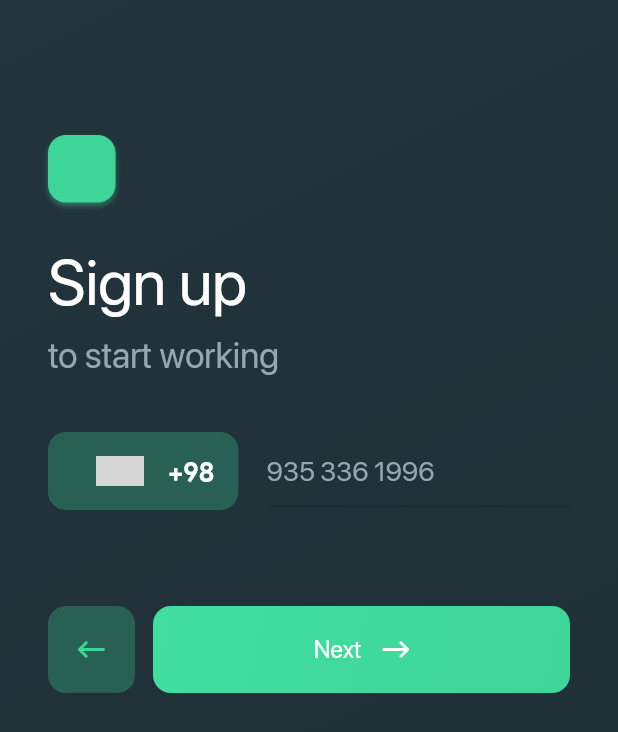
After one commit to MarsXan/Marvie, a Flutter app: the SignUpInfo2Screen screen opened directly, on a phone screen of 412 x 824 dp. The commit adds this screen. Shown: the top 732 px of the screen. Run offline on Flutter 3.47's test engine with Material 2 defaults, Android fonts, the light colour scheme and no system bars; drawn by our look-alikes of country_code_picker; our stand-ins replace dotted_border, flutter_svg, get, smooth_page_indicator; grey boxes are pictures that could not be loaded.

Commit message:
signup step 2

```diff
--- a/lib/core/theme/text_styles.dart
+++ b/lib/core/theme/text_styles.dart
@@ -37,7 +37,7 @@ const whiteCardTitle =  TextStyle(
     fontFamily: primaryFontFamily,
     decoration: TextDecoration.none);
 
-const darkGreenCardTitle =  TextStyle(
+const darkGreenCardTitle = TextStyle(
     fontSize: 16,
     fontWeight: FontWeight.bold,
     color: darkGreen300d,
@@ -45,7 +45,15 @@ const darkGreenCardTitle =  TextStyle(
     fontFamily: primaryFontFamily,
     decoration: TextDecoration.none);
 
-const whiteCardTitle2 =  TextStyle(
+const darkGreen50CardTitle = TextStyle(
+    fontSize: 16,
+    fontWeight: FontWeight.bold,
+    color: darkGreen50d,
+    fontStyle: FontStyle.normal,
+    fontFamily: primaryFontFamily,
+    decoration: TextDecoration.none);
+
+const whiteCardTitle2 = TextStyle(
     fontSize: 14,
     fontWeight: FontWeight.bold,
     color: Colors.white,
@@ -53,7 +61,7 @@ const whiteCardTitle2 =  TextStyle(
     fontFamily: primaryFontFamily,
     decoration: TextDecoration.none);
 
-const darkGreenCaptionStyle =  TextStyle(
+const darkGreenCaptionStyle = TextStyle(
     fontSize: 12,
     fontWeight: FontWeight.w200,
     color: darkGreen300,
--- a/lib/presentation/authentication/sign_up_info1.screen.dart
+++ b/lib/presentation/authentication/sign_up_info1.screen.dart
@@ -2,6 +2,7 @@ import 'package:flutter/material.dart';
 import 'package:get/get.dart';
 import 'package:marvie/core/components/buttons/direction_buttons.widget.dart';
 import 'package:marvie/core/theme/colors.dart';
+import 'package:marvie/presentation/authentication/sign_up_info2.screen.dart';
 
 import 'authentication_header.widget.dart';
 import 'authentication_input.widget.dart';
@@ -57,11 +58,11 @@ class _SignUpInfo1ScreenState extends State<SignUpInfo1Screen> {
                   const SizedBox(
                     height: 64,
                   ),
-                  DirectionButtons(
-                      onNextPress: () {},
-                      onPreviousPress: () {
-                        Get.back();
-                      }),
+                  DirectionButtons(onNextPress: () {
+                    Get.to(() => const SignUpInfo2Screen());
+                  }, onPreviousPress: () {
+                    Get.back();
+                  }),
                   const SizedBox(
                     height: 18,
                   ),
--- /dev/null
+++ b/lib/presentation/authentication/sign_up_info2.screen.dart
@@ -0,0 +1,122 @@
+import 'package:country_code_picker/country_code_picker.dart';
+import 'package:flutter/material.dart';
+import 'package:get/get.dart';
+import 'package:marvie/core/components/buttons/direction_buttons.widget.dart';
+import 'package:marvie/core/theme/colors.dart';
+import 'package:marvie/core/theme/text_styles.dart';
+
+import 'authentication_header.widget.dart';
+
+class SignUpInfo2Screen extends StatefulWidget {
+  const SignUpInfo2Screen({Key? key}) : super(key: key);
+
+  @override
+  State<SignUpInfo2Screen> createState() => _SignUpInfo2ScreenState();
+}
+
+class _SignUpInfo2ScreenState extends State<SignUpInfo2Screen> {
+  final TextEditingController _phoneController = TextEditingController();
+
+  @override
+  Widget build(BuildContext context) {
+    return Container(
+      decoration: const BoxDecoration(gradient: darkGreenGradient),
+      child: Scaffold(
+        backgroundColor: Colors.transparent,
+        body: SafeArea(
+          child: SingleChildScrollView(
+            child: Padding(
+              padding: const EdgeInsets.only(left: 32, top: 90, right: 32),
+              child: Column(
+                crossAxisAlignment: CrossAxisAlignment.start,
+                children: [
+                  const AuthenticationHeader(
+                    title: 'Sign up',
+                    content: 'to start working',
+                  ),
+                  const SizedBox(
+                    height: 37,
+                  ),
+                  Row(
+                    children: [
+                      Container(
+                        height: 52,
+                        decoration: BoxDecoration(
+                            color: green50d,
+                            borderRadius: BorderRadius.circular(12)),
+                        child: CountryCodePicker(
+                            textStyle: whiteLargeBodyStyle,
+                            dialogTextStyle: whiteLargeBodyStyle,
+                            onChanged: print,
+                            initialSelection: '+98',
+                            favorite: const ['+98', '+1'],
+                            showCountryOnly: false,
+                            showOnlyCountryWhenClosed: false,
+                            alignLeft: false,
+                            closeIcon: const Icon(
+                              Icons.close,
+                              color: Colors.white,
+                            ),
+                            boxDecoration: const BoxDecoration(
+                              gradient: darkGreenGradient,
+                            ),
+                            searchStyle: whiteLargeBodyStyle,
+                            searchDecoration: const InputDecoration(
+                                prefixIcon: Icon(
+                                  Icons.search,
+                                  color: Colors.white,
+                                ),
+                                enabledBorder: UnderlineInputBorder(
+                                  borderSide:
+                                      BorderSide(color: Colors.white, width: 1),
+                                ),
+                                focusedBorder: UnderlineInputBorder(
+                                  borderSide:
+                                      BorderSide(color: Colors.white, width: 1),
+                                ))),
+                      ),
+                      const SizedBox(
+                        width: 19,
+                      ),
+                      Expanded(
+                        child: TextField(
+                          controller: _phoneController,
+                          cursorColor: green300d,
+                          style: darkGreenInputStyle,
+                          decoration: const InputDecoration(
+                            hintText: "935 336 1996",
+                            hintStyle: darkGreenInputStyle,
+                            enabledBorder: UnderlineInputBorder(
+                              borderSide:
+                                  BorderSide(color: Colors.black12, width: 1),
+                            ),
+                            focusedBorder: UnderlineInputBorder(
+                              borderSide:
+                                  BorderSide(color: Colors.black26, width: 1),
+                            ),
+                            // suffixIcon: Icon(Icons.visibility)
+                          ),
+                        ),
+                      )
+                    ],
+                  ),
+                  const SizedBox(
+                    height: 64,
+                  ),
+                  DirectionButtons(
+                      onNextPress: () {},
+                      onPreviousPress: () {
+                        Get.back();
+                      }),
+                  const SizedBox(
+                    height: 18,
+                  ),
+                ],
+              ),
+            ),
+          ),
+        ),
+      ),
+    );
+  }
+}
--- a/pubspec.yaml
+++ b/pubspec.yaml
@@ -39,6 +39,7 @@ dependencies:
   flutter_svg: ^1.0.3
   dotted_border: ^2.0.0+2
   smooth_page_indicator: ^1.0.0+2
+  country_code_picker: ^2.0.2
 
 dev_dependencies:
   flutter_test:
```
Also changed, not shown: pubspec.lock.
